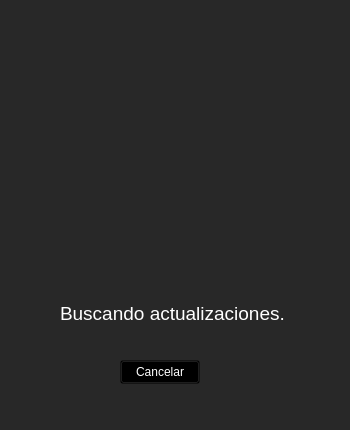
The window that mainwindow.ui (braiaantt/updater) describes before a commit, drawn with Qt 5.
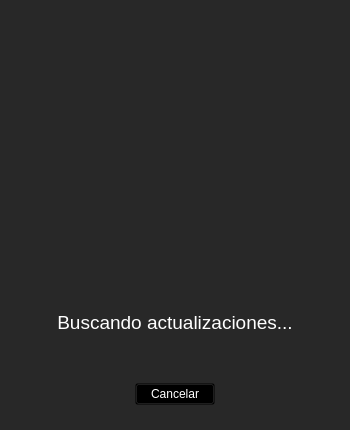
The same window after the commit.

Commit message: resized items

Patch:
```diff
--- a/mainwindow.ui
+++ b/mainwindow.ui
@@ -67,15 +67,55 @@
 background-color: #282828;
 }</string>
       </property>
+      <layout class="QVBoxLayout" name="verticalLayout_2">
+       <property name="spacing">
+        <number>0</number>
+       </property>
+       <property name="leftMargin">
+        <number>0</number>
+       </property>
+       <property name="topMargin">
+        <number>0</number>
+       </property>
+       <property name="rightMargin">
+        <number>0</number>
+       </property>
+       <property name="bottomMargin">
+        <number>0</number>
+       </property>
+       <item>
+        <widget class="QWidget" name="widget_2" native="true">
+         <property name="sizePolicy">
+          <sizepolicy hsizetype="Preferred" vsizetype="Preferred">
+           <horstretch>0</horstretch>
+           <verstretch>4</verstretch>
+          </sizepolicy>
+         </property>
+         <layout class="QVBoxLayout" name="verticalLayout_5">
+          <item>
+           <widget class="QGraphicsView" name="graphicsView">
+            <property name="styleSheet">
+             <string notr="true">#graphicsView{
+background-color: #282828;
+border: none;
+}</string>
+            </property>
+           </widget>
+          </item>
+         </layout>
+        </widget>
+       </item>
+       <item>
+        <widget class="QWidget" name="widget_3" native="true">
+         <property name="sizePolicy">
+          <sizepolicy hsizetype="Preferred" vsizetype="Preferred">
+           <horstretch>0</horstretch>
+           <verstretch>1</verstretch>
+          </sizepolicy>
+         </property>
+         <layout class="QHBoxLayout" name="horizontalLayout">
+          <item>
       <widget class="QLabel" name="label">
-       <property name="geometry">
-        <rect>
-         <x>60</x>
-         <y>300</y>
-         <width>225</width>
-         <height>26</height>
-        </rect>
-       </property>
        <property name="font">
         <font>
          <pointsize>14</pointsize>
@@ -89,16 +129,28 @@
        <property name="text">
         <string>Buscando actualizaciones...</string>
        </property>
-      </widget>
+            <property name="alignment">
+             <set>Qt::AlignCenter</set>
+            </property>
+            <property name="wordWrap">
+             <bool>true</bool>
+            </property>
+           </widget>
+          </item>
+         </layout>
+        </widget>
+       </item>
+       <item>
+        <widget class="QWidget" name="widget_4" native="true">
+         <property name="sizePolicy">
+          <sizepolicy hsizetype="Preferred" vsizetype="Preferred">
+           <horstretch>0</horstretch>
+           <verstretch>1</verstretch>
+          </sizepolicy>
+         </property>
+         <layout class="QVBoxLayout" name="verticalLayout_4">
+          <item alignment="Qt::AlignHCenter">
       <widget class="QPushButton" name="pushButton">
-       <property name="geometry">
-        <rect>
-         <x>120</x>
-         <y>360</y>
-         <width>80</width>
-         <height>24</height>
-        </rect>
-       </property>
        <property name="styleSheet">
         <string notr="true">#pushButton{
 background-color: #00000000;
@@ -113,22 +165,11 @@
         <string>Cancelar</string>
        </property>
       </widget>
-      <widget class="QGraphicsView" name="graphicsView">
-       <property name="geometry">
-        <rect>
-         <x>40</x>
-         <y>60</y>
-         <width>256</width>
-         <height>192</height>
-        </rect>
-       </property>
-       <property name="styleSheet">
-        <string notr="true">#graphicsView{
-background-color: #282828;
-border: none;
-}</string>
-       </property>
-      </widget>
+          </item>
+         </layout>
+        </widget>
+       </item>
+      </layout>
      </widget>
     </item>
    </layout>
```
Lines whose indentation alone changed are shown as unchanged.
